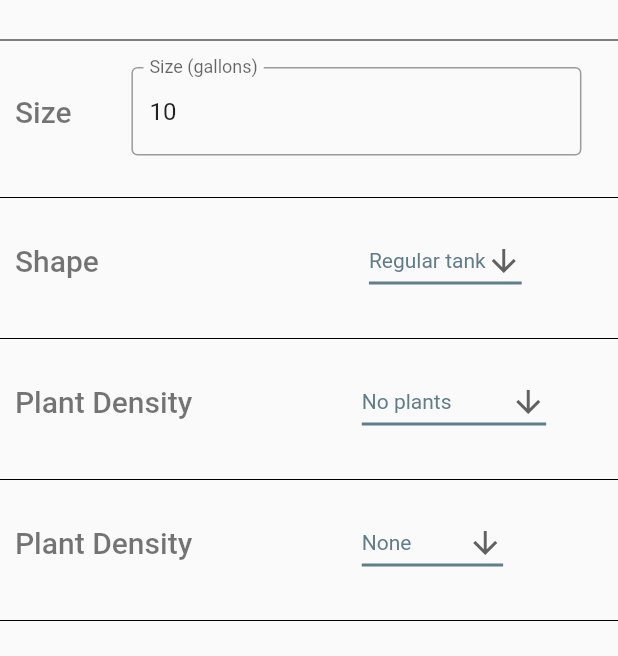
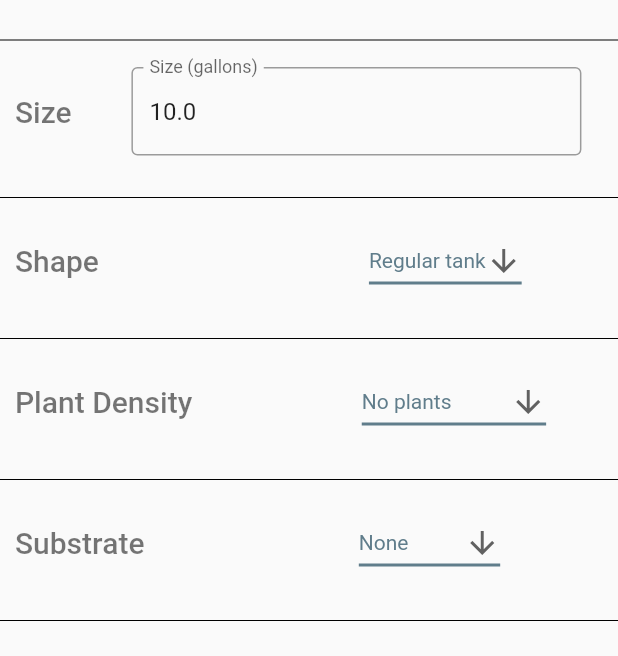
Before and after one commit to Lamamaster123/AquariumApp, a Flutter app: the MyTanksPage screen opened directly, after a tap on the "add" icon, on a phone screen of 412 x 824 dp. Shown: the part 347-1003 px from the top of the screen. Run offline on Flutter 3.47's test engine with Material 2 defaults, Android fonts, the phone set to English and light mode, and no system bars; our stand-ins replace cloud_firestore, firebase_core; accounts and stored records are empty; network calls fail.

Commit message:
Finished storage of data and adding new tanks, including all bugs

```diff
--- /dev/null
+++ b/lib/model/DataHolder.dart
@@ -0,0 +1,17 @@
+import 'Fish.dart';
+import 'Tank.dart';
+
+class DataHolder {
+
+  static String name = "My New Tank";
+  static double size = 10.0;
+  static String shape = "Regular tank";
+  static String plantDensity = "No plants";
+  static String substrate = "None";
+  static List<Tank> tanks = [
+    //tester, not added but manually adding in code
+    Tank("Big Tank", 38, "Regular", "Lightly Planted", "Sand",
+        [Fish.getFish()[1]]),
+  ];
+
+}
--- a/lib/model/Tank.dart
+++ b/lib/model/Tank.dart
@@ -2,25 +2,24 @@ import 'dart:collection';
 
 import 'package:flutter/cupertino.dart';
 
+import 'Fish.dart';
+
 class Tank {
   static List<Tank> getTanks() => [
+    //tester, not added but manually adding in code
     Tank("Big Tank", 38, "Regular", "Lightly Planted", "Sand",
-        {"Angelfish": 2, "Serpae Tetras": 7, "Ember Tetra": 1}),
-    Tank("Medium Tank", 10, "Regular", "Heavily Planted", "Sand",
-        {"Endler's Livebearers": 10, "Corydora Catfish": 4}),
-    Tank("Small Tank", 2.5, "Tall", "Heavily Planted", "Aquasoil",
-        {"Betta": 1}),
-    Tank("New Tank", 7, "Long", "Heavily Planted", "Aquasoil",
-        {"Neon Tetra": 8, "Guppies": 2}),
+        [Fish.getFish()[1]]),
   ];
+
+  static Tank getTemp() => Tank('My New Tank', 10.0, "Regular tank", "No plants", "None", Fish.getFish());
 
   String name;
   double size;
   String shape;
   String plantDensity;
   String substrate;
-  Map<String, int> fish;
+  List<Fish> fishes;
 
   Tank(this.name, this.size, this.shape, this.plantDensity, this.substrate,
-      this.fish);
+      this.fishes);
 }
--- a/lib/ui/AquariumPages/createTank/cyclingPage.dart
+++ b/lib/ui/AquariumPages/createTank/cyclingPage.dart
@@ -10,6 +10,8 @@ class CyclingPage extends StatefulWidget {
 
 class _CyclingPageState extends State<CyclingPage> {
   bool cycled = false;
+  final String name;
+  _CyclingPageState({this.name});
 
   void _onCycled(bool newValue) => setState(() {
     cycled = newValue;
--- a/lib/ui/AquariumPages/createTank/tankSetupPage.dart
+++ b/lib/ui/AquariumPages/createTank/tankSetupPage.dart
@@ -1,5 +1,7 @@
 import 'package:flutter/cupertino.dart';
 import 'package:flutter/material.dart';
+import 'package:test_project/model/DataHolder.dart';
+import 'package:test_project/model/Tank.dart';
 
 import 'cyclingPage.dart';
 
@@ -8,10 +10,8 @@ class TankSetupPage extends StatefulWidget {
   _TankSetupPageState createState() => _TankSetupPageState();
 }
 
+
 class _TankSetupPageState extends State<TankSetupPage> {
-  String dropdownValue1 = 'Regular tank';
-  String dropdownValue2 = 'No plants';
-  String dropdownValue3 = 'None';
 
   Future navigateToSubPage(context) async {
     Navigator.push(context, MaterialPageRoute(builder: (context) => CyclingPage()));
@@ -73,7 +73,7 @@ class _TankSetupPageState extends State<TankSetupPage> {
                     width: 300.0,
                     alignment: Alignment(1.0, 0.0),
                     child: TextFormField(
-                      initialValue: 'My New Tank',
+                      initialValue: DataHolder.name,
                       decoration: InputDecoration(
                         labelText: 'Tank name',
                         border: OutlineInputBorder(),
@@ -81,6 +81,12 @@ class _TankSetupPageState extends State<TankSetupPage> {
                           Icons.error,
                         ),*/
                       ),
+                      onChanged: (String newValue) {
+                        setState(() {
+                          DataHolder.name = newValue;
+                        });
+                      },
+
                     ),
                   ),
                 ],
@@ -106,7 +112,7 @@ class _TankSetupPageState extends State<TankSetupPage> {
                     width: 300.0,
                     alignment: Alignment(1.0, 0.0),
                     child: TextFormField(
-                      initialValue: '10',
+                      initialValue: DataHolder.size.toString(),
                       decoration: InputDecoration(
                         labelText: 'Size (gallons)',
                         border: OutlineInputBorder(),
@@ -114,6 +120,11 @@ class _TankSetupPageState extends State<TankSetupPage> {
                           Icons.error,
                         ),*/
                       ),
+                      onChanged: (String newValue) {
+                        setState(() {
+                          DataHolder.size = double.parse(newValue);
+                        });
+                      },
                     ),
                   ),
                 ],
@@ -139,7 +150,7 @@ class _TankSetupPageState extends State<TankSetupPage> {
                   ),
                   SizedBox(width: 180),
                   DropdownButton<String>(
-                    value: dropdownValue1,
+                    value: DataHolder.shape,
                     icon: Icon(Icons.arrow_downward),
                     iconSize: 24,
                     elevation: 16,
@@ -150,7 +161,7 @@ class _TankSetupPageState extends State<TankSetupPage> {
                     ),
                     onChanged: (String newValue) {
                       setState(() {
-                        dropdownValue1 = newValue;
+                        DataHolder.shape = newValue;
                       });
                     },
                     items: <String>['Regular tank', 'Long tank', 'Tall tank    ']
@@ -183,7 +194,7 @@ class _TankSetupPageState extends State<TankSetupPage> {
                   ),
                   SizedBox(width: 113),
                   DropdownButton<String>(
-                    value: dropdownValue2,
+                    value: DataHolder.plantDensity,
                     icon: Icon(Icons.arrow_downward),
                     iconSize: 24,
                     elevation: 16,
@@ -194,7 +205,7 @@ class _TankSetupPageState extends State<TankSetupPage> {
                     ),
                     onChanged: (String newValue) {
                       setState(() {
-                        dropdownValue2 = newValue;
+                        DataHolder.plantDensity = newValue;
                       });
                     },
                     items: <String>['No plants', 'Lightly planted', 'Densely planted']
@@ -218,7 +229,7 @@ class _TankSetupPageState extends State<TankSetupPage> {
               Row(
                 children: [
                   Text(
-                    "  Plant Density",
+                    "  Substrate      ",
                     textAlign: TextAlign.left,
                     style: TextStyle(
                         fontSize: 20.0,
@@ -227,7 +238,7 @@ class _TankSetupPageState extends State<TankSetupPage> {
                   ),
                   SizedBox(width: 113),
                   DropdownButton<String>(
-                    value: dropdownValue3,
+                    value: DataHolder.substrate,
                     icon: Icon(Icons.arrow_downward),
                     iconSize: 24,
                     elevation: 16,
@@ -238,7 +249,7 @@ class _TankSetupPageState extends State<TankSetupPage> {
                     ),
                     onChanged: (String newValue) {
                       setState(() {
-                        dropdownValue3 = newValue;
+                        DataHolder.substrate = newValue;
                       });
                     },
                     items: <String>['None', 'Gravel', 'Sand', 'Garden soil', 'Aqua soil']
--- a/lib/ui/AquariumPages/myTanksPage.dart
+++ b/lib/ui/AquariumPages/myTanksPage.dart
@@ -1,18 +1,27 @@
 import 'package:firebase_core/firebase_core.dart';
 import 'package:flutter/cupertino.dart';
 import 'package:flutter/material.dart';
+import 'package:test_project/model/DataHolder.dart';
+import 'package:test_project/model/Fish.dart';
 import 'package:test_project/model/Tank.dart';
 import 'package:test_project/ui/AquariumPages/tankDetails.dart';
 import 'package:cloud_firestore/cloud_firestore.dart';
 import 'createTank/tankSetupPage.dart';
 
-class MyTanksPage extends StatelessWidget {
-  //final Future<FirebaseApp> _initialization = Firebase.initializeApp();
-  //var firestoreDb = FirebaseFirestore.instance.collection('tank').snapshots();
-  final List<Tank> tankList = Tank.getTanks();
+class MyTanksPage extends StatefulWidget {
+  @override
+  _MyTanksPageState createState() => _MyTanksPageState();
+}
+
+class _MyTanksPageState extends State<MyTanksPage> {
+  List<Tank> tankList = DataHolder.tanks;
 
   Future navigateToSubPage(context) async {
-    Navigator.push(context, MaterialPageRoute(builder: (context) => TankSetupPage()));
+    Navigator.push(context, MaterialPageRoute(builder: (context) =>
+        TankSetupPage())).then((value) => setState(() {
+          print("why");
+          tankList = DataHolder.tanks;
+    }));
   }
 
   @override
```
Also changed, not shown: lib/ui/AquariumPages/createTank/addFishPage.dart (+10 -1 lines).
